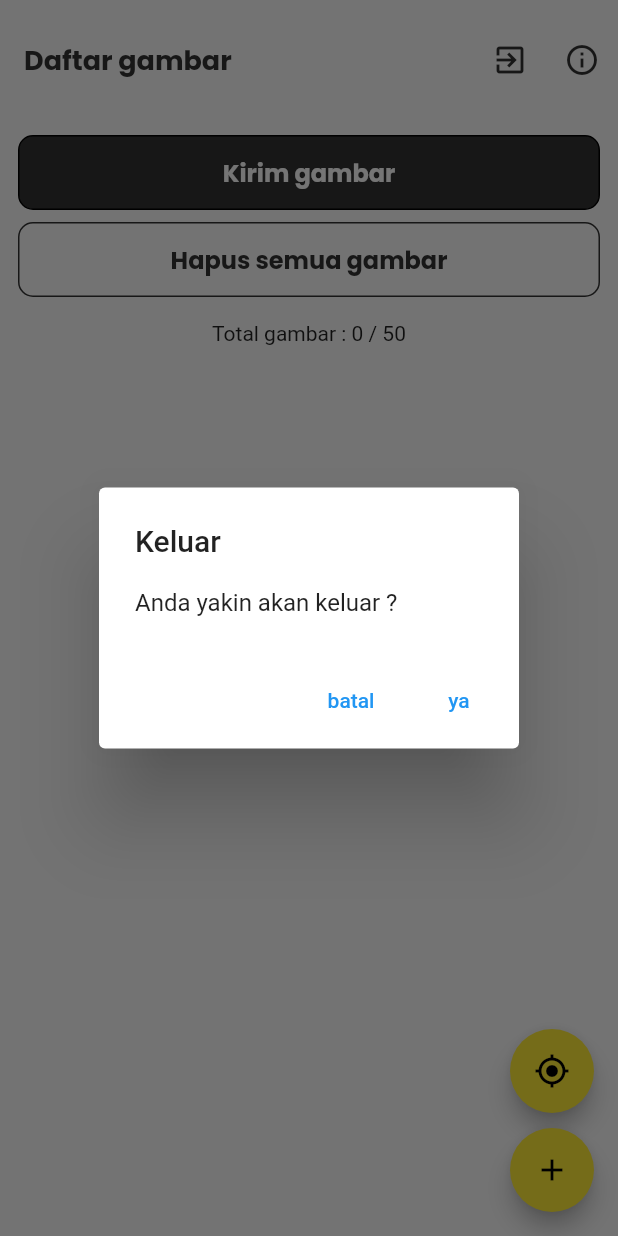
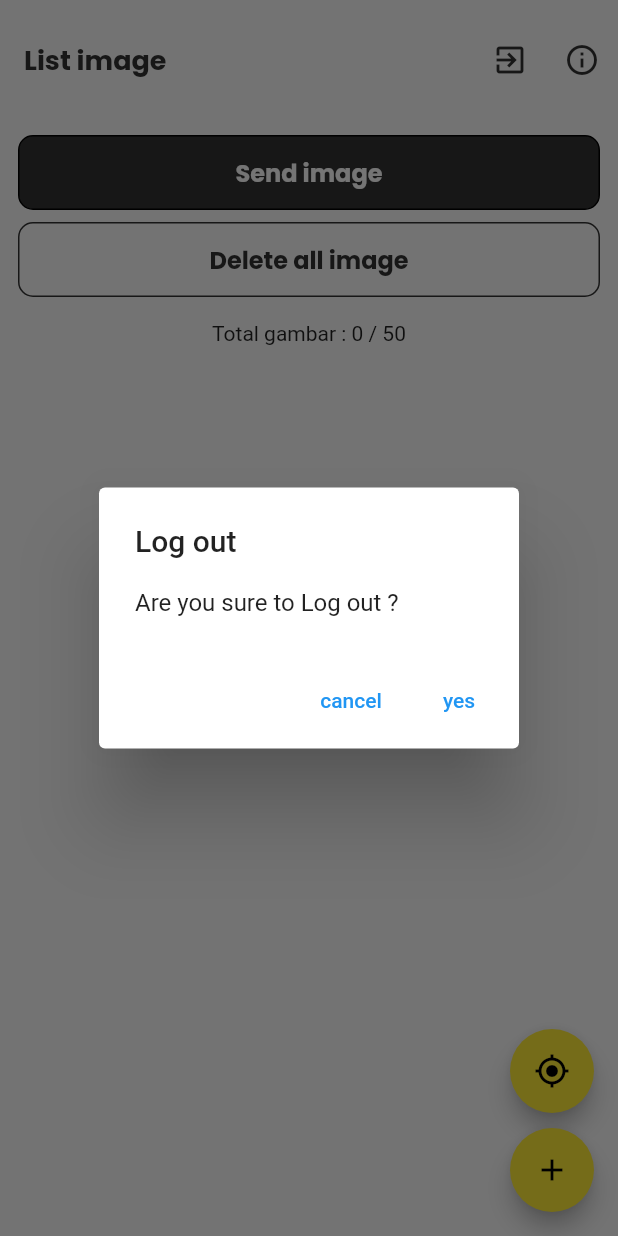
Before and after one commit to FiDiSoft/Klix, a Flutter app: the screen it shows once a user with an empty profile is signed in, after a tap on the "exit to app" icon, on a phone screen of 412 x 824 dp. Run offline on Flutter 3.47's test engine with Material 2 defaults, Android fonts, the phone set to English and light mode, and no system bars; our stand-ins replace camera, firebase_auth, firebase_core, flutter_cache_manager, flutter_svg, google_fonts and 6 more; missing offline and left inert: excel, fluster, mailer, map_launcher; accounts and stored records are empty.

Commit message:
some fix language in home page

```diff
--- a/lib/screen/home/widgets/AppBarWidget.dart
+++ b/lib/screen/home/widgets/AppBarWidget.dart
@@ -26,7 +26,7 @@ class AppBarWidget extends StatelessWidget {
       backgroundColor: statusSelected ? primaryColor : Colors.transparent,
       toolbarHeight: 80,
       title: Text(
-        statusSelected ? "Pilih gambar" : 'Daftar gambar',
+        statusSelected ? "Choose image" : 'List image',
         style: headingStyle.copyWith(
           fontWeight: FontWeight.bold,
           fontSize: 18,
@@ -43,7 +43,7 @@ class AppBarWidget extends StatelessWidget {
                 color: Colors.green,
               ),
               label: const Text(
-                'Lokasi',
+                'Location',
                 style: TextStyle(
                   color: Color(0xff333333),
                 ),
@@ -55,19 +55,19 @@ class AppBarWidget extends StatelessWidget {
               showDialog(
                 context: context,
                 builder: (context) => AlertDialog(
-                  title: const Text('Keluar '),
-                  content: const Text('Anda yakin akan keluar ?'),
+                  title: const Text('Log out '),
+                  content: const Text('Are you sure to Log out ?'),
                   actions: [
                     TextButton(
                       onPressed: () => Navigator.pop(context),
-                      child: const Text('batal'),
+                      child: const Text('cancel'),
                     ),
                     TextButton(
                       onPressed: () async {
                         await signOut();
                         Navigator.pop(context);
                       },
-                      child: const Text('ya'),
+                      child: const Text('yes'),
                     ),
                   ],
                 ),
--- a/lib/screen/home/widgets/SendAllAndDeleteButtonWidget.dart
+++ b/lib/screen/home/widgets/SendAllAndDeleteButtonWidget.dart
@@ -27,7 +27,7 @@ class SendAllAndDeleteButtonWidget extends StatelessWidget {
             width: 1,
             color: primaryColor,
           ),
-          btnText: statusSelect ? "Kirim semua gambar" : 'Hapus semua gambar',
+          btnText: statusSelect ? "Send all image" : 'Delete all image',
           btnTextStyle: bodyTextStyle.copyWith(
             color: primaryColor,
             fontWeight: FontWeight.bold,
--- a/lib/screen/home/widgets/SendButtonWidget.dart
+++ b/lib/screen/home/widgets/SendButtonWidget.dart
@@ -23,7 +23,7 @@ class SendButtonWidget extends StatelessWidget {
         child: BuildButton(
           btnColor: primaryColor,
           btnBorder: Border.all(width: 1),
-          btnText: statusSelect ? 'Kirim yang dipilih gambar' : 'Kirim gambar',
+          btnText: statusSelect ? 'Send the selected image' : 'Send image',
           btnTextStyle: bodyTextStyle.copyWith(
             color: Colors.white,
             fontWeight: FontWeight.bold,
```
